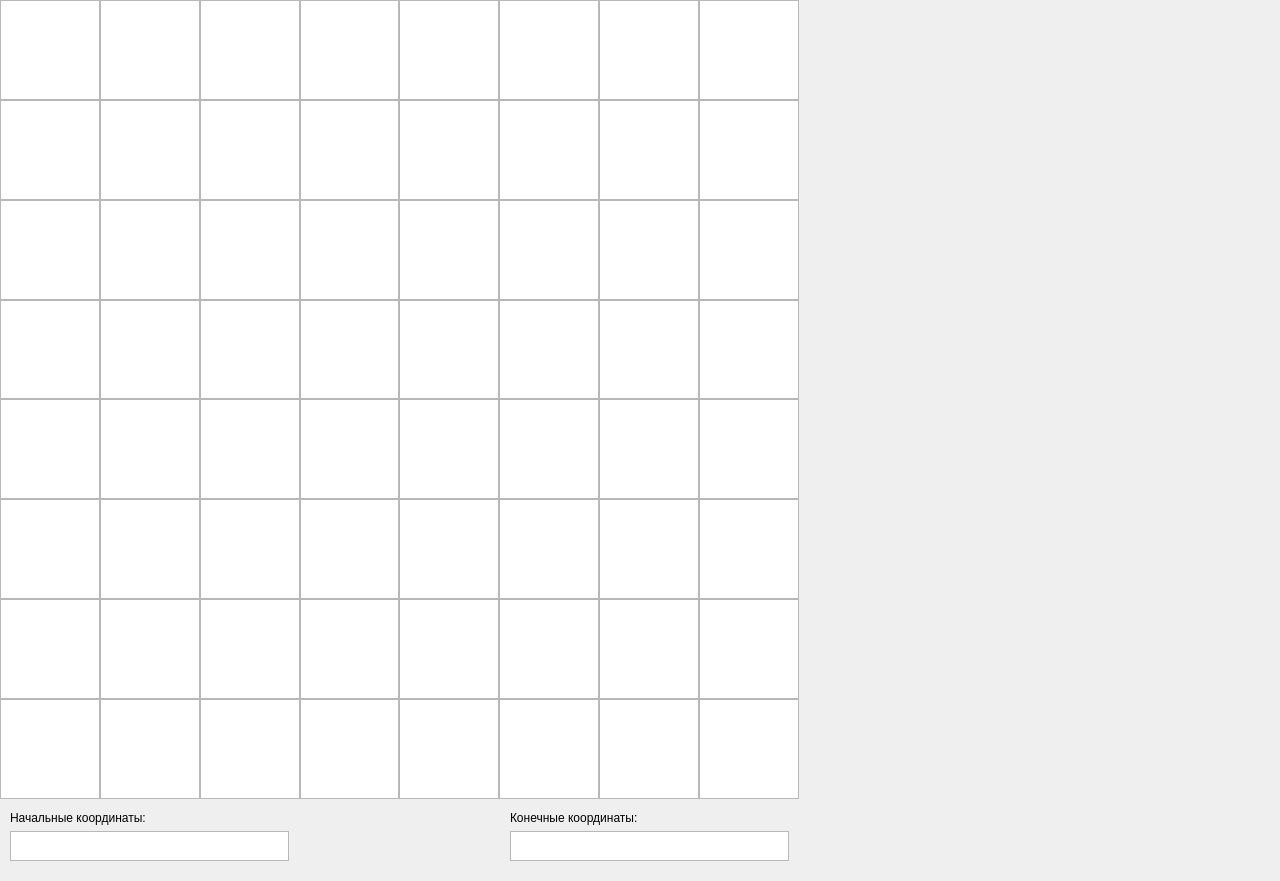
Old version of the form Поле.ui in the repository P-or-G/-.
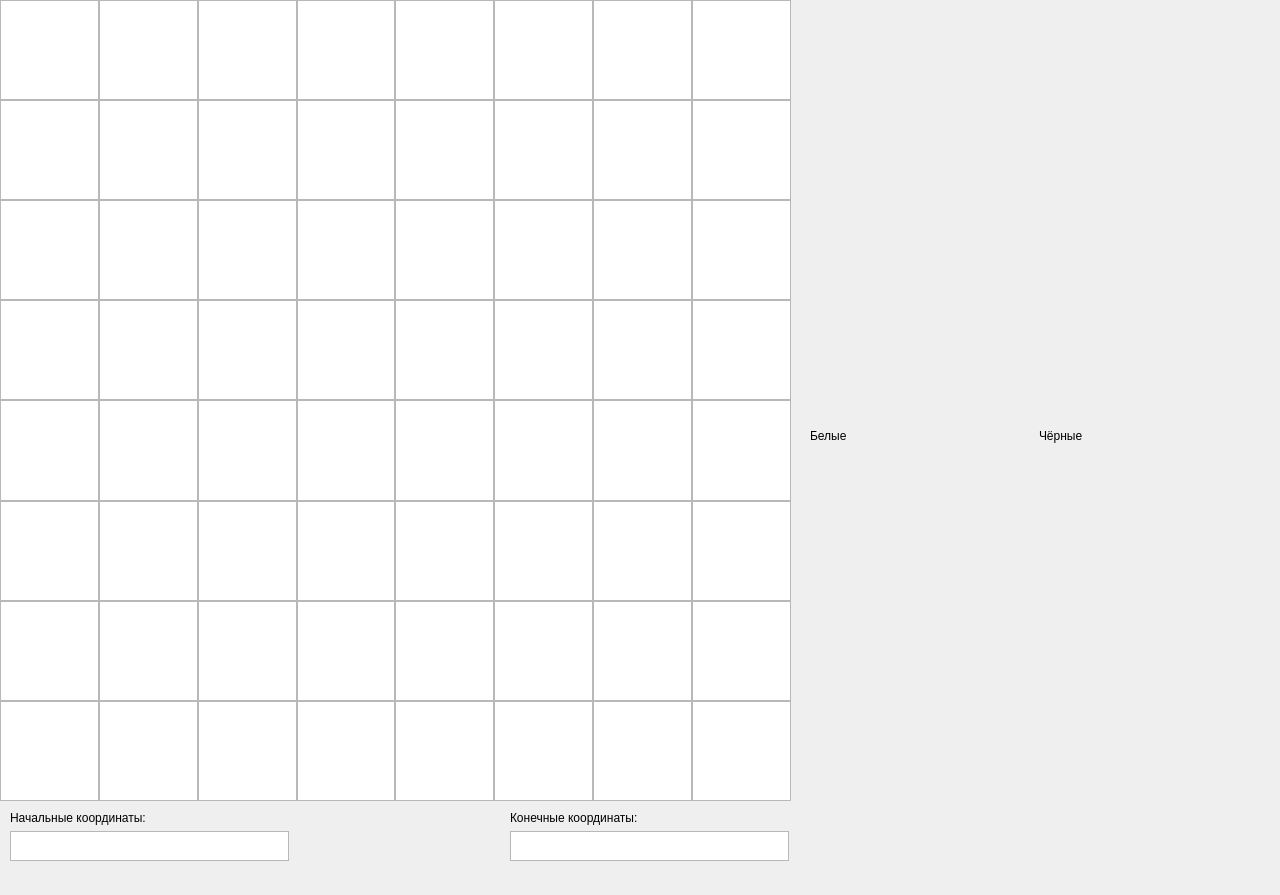
New version of the form.

Patch:
```diff
--- a/Поле.ui
+++ b/Поле.ui
@@ -7,7 +7,7 @@
     <x>0</x>
     <y>0</y>
     <width>1280</width>
-    <height>881</height>
+    <height>895</height>
    </rect>
   </property>
   <property name="windowTitle">
@@ -18,8 +18,8 @@
     <rect>
      <x>0</x>
      <y>0</y>
-     <width>799</width>
-     <height>799</height>
+     <width>791</width>
+     <height>801</height>
     </rect>
    </property>
    <layout class="QVBoxLayout" name="verticalLayout_3">
@@ -349,7 +349,22 @@
      <height>851</height>
     </rect>
    </property>
-   <layout class="QHBoxLayout" name="horizontalLayout"/>
+   <layout class="QHBoxLayout" name="horizontalLayout">
+    <item>
+     <widget class="QLabel" name="label_3">
+      <property name="text">
+       <string>Белые</string>
+      </property>
+     </widget>
+    </item>
+    <item>
+     <widget class="QLabel" name="label_4">
+      <property name="text">
+       <string>Чёрные</string>
+      </property>
+     </widget>
+    </item>
+   </layout>
   </widget>
  </widget>
  <resources/>
```
